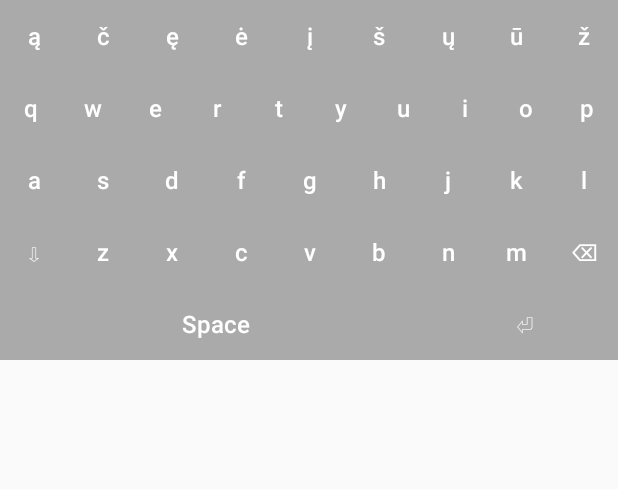
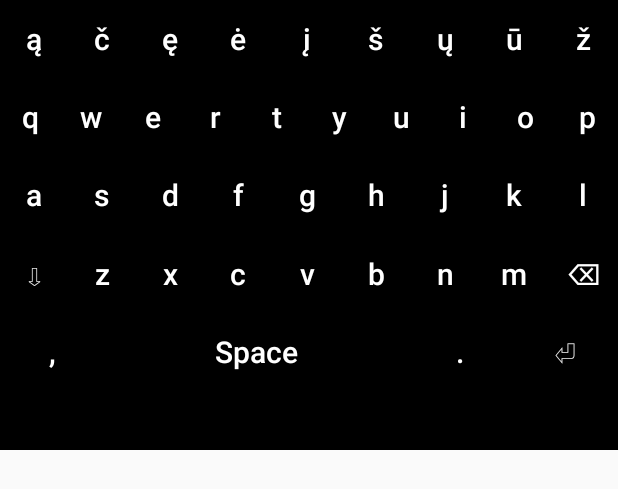
Before and after one commit to LinaAnule/lithuanian-keyboard, an Android app built with Jetpack Compose: the layout keyboard_view.xml on its own in the app's theme, with its tools: preview values and no code run, on a phone screen of 412 x 824 dp. Shown: the top 489 px of the screen. Run offline under Robolectric (Android 15) with nearby library versions, the phone set to English and light mode, and no system bars.

Commit message:
borders, additional buttons

```diff
--- /dev/null
+++ b/app/src/main/res/drawable/key_border.xml
@@ -0,0 +1,7 @@
+<shape xmlns:android="http://schemas.android.com/apk/res/android">
+    <solid android:color="#000000" />
+    <stroke
+        android:width="1dp"
+        android:color="#00c20a" />
+    <corners android:radius="7dp" />
+</shape>
--- a/app/src/main/res/layout/keyboard_view.xml
+++ b/app/src/main/res/layout/keyboard_view.xml
@@ -1,8 +1,8 @@
 <?xml version="1.0" encoding="utf-8"?>
 <LinearLayout xmlns:android="http://schemas.android.com/apk/res/android"
     android:layout_width="match_parent"
-    android:layout_height="wrap_content"
-    android:background="@android:color/darker_gray"
+    android:layout_height="300dp"
+    android:background="#000000"
     android:orientation="vertical">
 
     <LinearLayout
@@ -217,19 +217,23 @@
         android:layout_width="match_parent"
         android:layout_height="wrap_content"
         android:orientation="horizontal">
-
+        <Button
+            android:id="@+id/key_comma"
+            style="@style/ButtonStyle"
+            android:text="@string/key_comma" />
         <Button
             android:id="@+id/key_space"
             style="@style/ButtonStyle"
-            android:layout_width="0dp"
-            android:layout_weight="7"
+            android:layout_weight="3"
             android:text="@string/key_space" />
+        <Button
+            android:id="@+id/key_dot"
+            style="@style/ButtonStyle"
+            android:text="@string/key_dot" />
 
         <Button
             android:id="@+id/key_enter"
             style="@style/ButtonStyle"
-            android:layout_width="0dp"
-            android:layout_weight="3"
             android:text="@string/key_enter" />
     </LinearLayout>
 </LinearLayout>
--- a/app/src/main/res/values/strings.xml
+++ b/app/src/main/res/values/strings.xml
@@ -39,5 +39,7 @@
     <string name="key_space">Space</string>
     <string name="key_enter">⏎</string>
     <string name="key_shift">⇩</string>
+    <string name="key_dot">.</string>
+    <string name="key_comma">,</string>
     <string name="welcome_to_lithuanian_keyboard">Welcome to Lithuanian Keyboard</string>
 </resources>
--- a/app/src/main/res/values/themes.xml
+++ b/app/src/main/res/values/themes.xml
@@ -9,15 +9,16 @@
     </style>
 
     <style name="ButtonStyle" parent="Widget.MaterialComponents.Button.OutlinedButton">
-        <item name="android:layout_width">48dp</item>
+        <item name="android:layout_width">0dp</item> <!-- Use 0dp width with weight to distribute space evenly -->
         <item name="android:layout_height">wrap_content</item>
-        <item name="android:layout_weight">1</item>
-        <item name="android:background">#000000</item>
-        <item name="android:minWidth">48dp</item>
+        <item name="android:layout_weight">1</item> <!-- Ensure equal weight for even distribution -->
+        <item name="android:background">@drawable/key_border</item>
+        <item name="android:minWidth">40dp</item>
         <item name="android:minHeight">48dp</item>
-        <item name="android:textSize">16sp</item>
+        <item name="android:textSize">20sp</item>
         <item name="android:textColor">#FFFFFF</item>
+        <item name="android:layout_margin">2dp</item>
         <item name="android:fontFamily">sans-serif-medium</item>
-        <item name="android:padding">8dp</item>
+        <item name="android:padding">0dp</item> <!-- Adjust padding to fit text properly -->
     </style>
 </resources>
```
